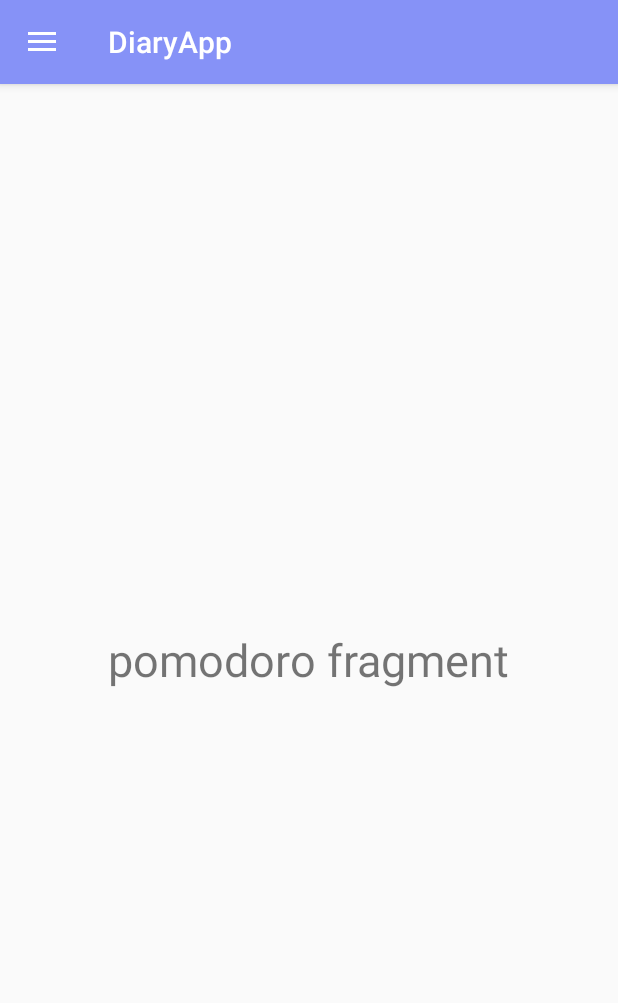
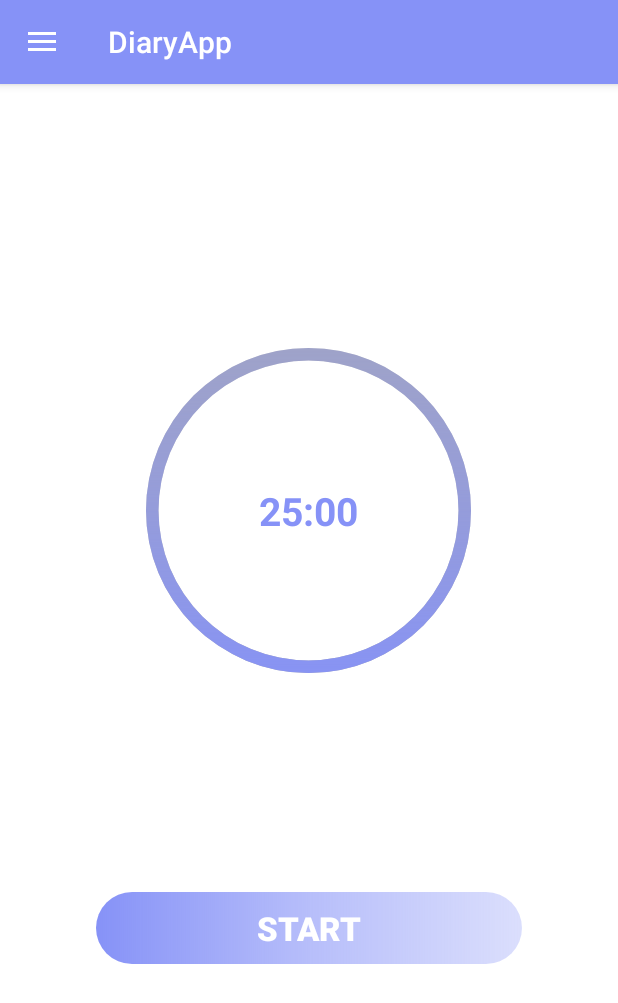
Before and after one commit to wenyu8020/DiaryAPP, an Android app: the screen it shows after launch (MainActivity), in the side drawer, after a tap on "Pomodoro", on a phone screen of 412 x 824 dp. Shown: the top 1003 px of the screen. Run offline under Robolectric (Android 15) with nearby library versions, the phone set to English and light mode, and no system bars.

Commit message:
add Pomodoro function

```diff
--- a/app/src/main/java/com/example/diaryapp/PomodoroFragment.java
+++ b/app/src/main/java/com/example/diaryapp/PomodoroFragment.java
@@ -1,20 +1,117 @@
 package com.example.diaryapp;
 
+import android.media.MediaPlayer;
 import android.os.Bundle;
-
-import androidx.fragment.app.Fragment;
-
+import android.os.CountDownTimer;
 import android.view.LayoutInflater;
 import android.view.View;
 import android.view.ViewGroup;
+import android.widget.Button;
+import android.widget.ProgressBar;
+import android.widget.TextView;
+
+import androidx.annotation.NonNull;
+import androidx.annotation.Nullable;
+import androidx.fragment.app.Fragment;
+
+import java.util.Locale;
 
 public class PomodoroFragment extends Fragment {
 
+    private static final long WORK_TIME = 25 * 60 * 1000; // 25 分鐘
+    private static final long REST_TIME = 5 * 60 * 1000;  // 5 分鐘
+
+    private TextView tvTimeLeft;
+    private ProgressBar pbTimer;
+    private Button btnPlayPause;
+    private CountDownTimer timer;
+    private boolean isRunning = false;
+    private boolean isWorkTime = true; // 標記是否為工作時間
+    private long timeLeftInMillis = WORK_TIME; // 預設為工作時間
+
+    @Nullable
+    @Override
+    public View onCreateView(@NonNull LayoutInflater inflater, @Nullable ViewGroup container, @Nullable Bundle savedInstanceState) {
+        View view = inflater.inflate(R.layout.fragment_pomodoro, container, false);
+
+        // 初始化元件
+        tvTimeLeft = view.findViewById(R.id.tvTimeLeft);
+        pbTimer = view.findViewById(R.id.pbTimer);
+        btnPlayPause = view.findViewById(R.id.btnPlayPause);
+
+        pbTimer.setMax((int) (WORK_TIME / 1000)); // 設定進度條的最大值
+
+        // 按鈕監聽器
+        btnPlayPause.setOnClickListener(v -> {
+            if (isRunning) {
+                pauseTimer();
+            } else {
+                startTimer();
+            }
+        });
+
+        updateTimerText();
+        return view;
+    }
+
+    private void startTimer() {
+        timer = new CountDownTimer(timeLeftInMillis, 1000) {
+            @Override
+            public void onTick(long millisUntilFinished) {
+                timeLeftInMillis = millisUntilFinished;
+                updateTimerText();
+                pbTimer.setProgress((int) (timeLeftInMillis / 1000));
+            }
+
+            @Override
+            public void onFinish() {
+                // 播放提醒音效
+                MediaPlayer mediaPlayer = MediaPlayer.create(getContext(), R.raw.alarm);
+                mediaPlayer.start();
+
+                // 切換階段
+                if (isWorkTime) {
+                    isWorkTime = false; // 切換到休息階段
+                    timeLeftInMillis = REST_TIME;
+                    pbTimer.setMax((int) (REST_TIME / 1000)); // 重設進度條最大值
+                } else {
+                    isWorkTime = true; // 切換到工作階段
+                    timeLeftInMillis = WORK_TIME;
+                    pbTimer.setMax((int) (WORK_TIME / 1000)); // 重設進度條最大值
+                }
+
+                updateTimerText();
+                startTimer(); // 自動啟動下一階段
+            }
+        }.start();
+
+        isRunning = true;
+        btnPlayPause.setText("Pause");
+    }
+
+    private void pauseTimer() {
+        if (timer != null) {
+            timer.cancel();
+        }
+        isRunning = false;
+        btnPlayPause.setText("Start");
+    }
+
+    private void updateTimerText() {
+        long minutes = (timeLeftInMillis / 1000) / 60;
+        long seconds = (timeLeftInMillis / 1000) % 60;
+        String timeLeftFormatted = String.format(Locale.getDefault(), "%02d:%02d", minutes, seconds);
+        tvTimeLeft.setText(timeLeftFormatted);
+
+        int progress = (int) (timeLeftInMillis / 1000);
+        pbTimer.setProgress(progress);
+    }
 
     @Override
-    public View onCreateView(LayoutInflater inflater, ViewGroup container,
-                             Bundle savedInstanceState) {
-        // Inflate the layout for this fragment
-        return inflater.inflate(R.layout.fragment_pomodoro, container, false);
+    public void onDestroyView() {
+        super.onDestroyView();
+        if (timer != null) {
+            timer.cancel();
+        }
     }
 }
--- /dev/null
+++ b/app/src/main/res/drawable/button_bg.xml
@@ -0,0 +1,12 @@
+<?xml version="1.0" encoding="utf-8"?>
+<shape xmlns:android="http://schemas.android.com/apk/res/android"
+    android:shape="rectangle">
+    <corners
+        android:radius="50dp"
+        />
+    <gradient
+        android:startColor="@color/lavender"
+        android:centerColor="#988692F7"
+        android:endColor="#4C8692F7"/>
+
+</shape>
--- /dev/null
+++ b/app/src/main/res/drawable/gray_progressbar_background.xml
@@ -0,0 +1,13 @@
+<?xml version="1.0" encoding="utf-8"?>
+<layer-list xmlns:android="http://schemas.android.com/apk/res/android">
+    <item>
+        <shape
+            android:shape="ring"
+            android:innerRadiusRatio="2.5"
+            android:thicknessRatio="30.0"
+            android:useLevel="false">
+            <solid
+                android:color="@color/material_dynamic_neutral70"/>
+        </shape>
+    </item>
+</layer-list>
--- /dev/null
+++ b/app/src/main/res/drawable/lavender_progressbar_background.xml
@@ -0,0 +1,15 @@
+<?xml version="1.0" encoding="utf-8"?>
+<layer-list xmlns:android="http://schemas.android.com/apk/res/android">
+    <item>
+        <shape
+            android:shape="ring"
+            android:innerRadiusRatio="2.5"
+            android:thicknessRatio="30.0"
+            android:useLevel="true">
+            <gradient
+                android:startColor="@color/lavender"
+                android:centerColor="#988692F7"
+                android:endColor="#4C8692F7"/>
+        </shape>
+    </item>
+</layer-list>
--- a/app/src/main/res/layout/fragment_pomodoro.xml
+++ b/app/src/main/res/layout/fragment_pomodoro.xml
@@ -1,16 +1,69 @@
 <?xml version="1.0" encoding="utf-8"?>
-<RelativeLayout xmlns:android="http://schemas.android.com/apk/res/android"
+<androidx.constraintlayout.widget.ConstraintLayout
+    xmlns:android="http://schemas.android.com/apk/res/android"
+    xmlns:app="http://schemas.android.com/apk/res-auto"
     xmlns:tools="http://schemas.android.com/tools"
     android:layout_width="match_parent"
     android:layout_height="match_parent"
+    android:background="@color/white"
     tools:context=".PomodoroFragment">
 
-    <!-- TODO: Update blank fragment layout -->
-    <TextView
-        android:layout_width="wrap_content"
+    <FrameLayout
+        android:id="@+id/flTimer"
+        android:layout_width="250dp"
+        android:layout_height="250dp"
+        app:layout_constraintBottom_toBottomOf="parent"
+        app:layout_constraintEnd_toEndOf="parent"
+        app:layout_constraintHorizontal_bias="0.496"
+        app:layout_constraintStart_toStartOf="parent"
+        app:layout_constraintTop_toTopOf="parent"
+        app:layout_constraintVertical_bias="0.308">
+
+        <ProgressBar
+            android:id="@+id/pbTimer"
+            android:layout_width="match_parent"
+            android:layout_height="match_parent"
+            android:layout_gravity="center"
+            android:indeterminate="false"
+            android:max="10"
+            android:progress="10"
+            android:rotation="-90"
+            style="@style/Widget.AppCompat.ProgressBar.Horizontal"
+            android:background="@drawable/gray_progressbar_background"
+            android:progressDrawable="@drawable/lavender_progressbar_background" />
+
+        <LinearLayout
+            android:layout_width="match_parent"
+            android:layout_height="match_parent"
+            android:orientation="vertical"
+            android:gravity="center">
+
+            <TextView
+                android:id="@+id/tvTimeLeft"
+                android:layout_width="match_parent"
+                android:layout_height="wrap_content"
+                android:text="00:00:00"
+                android:textStyle="bold"
+                android:textSize="26sp"
+                android:textColor="@color/lavender"
+                android:gravity="center" />
+
+        </LinearLayout>
+    </FrameLayout>
+
+    <androidx.appcompat.widget.AppCompatButton
+        android:id="@+id/btnPlayPause"
+        android:layout_width="284dp"
         android:layout_height="wrap_content"
-        android:text="pomodoro fragment"
-        android:textSize="30sp"
-        android:layout_centerInParent="true"/>
+        android:layout_marginBottom="52dp"
+        android:background="@drawable/button_bg"
+        android:text="Start"
+        android:textColor="@color/white"
+        android:textSize="22sp"
+        android:textStyle="bold"
+        app:layout_constraintBottom_toBottomOf="parent"
+        app:layout_constraintEnd_toEndOf="parent"
+        app:layout_constraintStart_toStartOf="parent"
+        app:layout_constraintTop_toBottomOf="@+id/flTimer" />
 
-</RelativeLayout>
+</androidx.constraintlayout.widget.ConstraintLayout>
```
Also changed, not shown: 1 other file.
